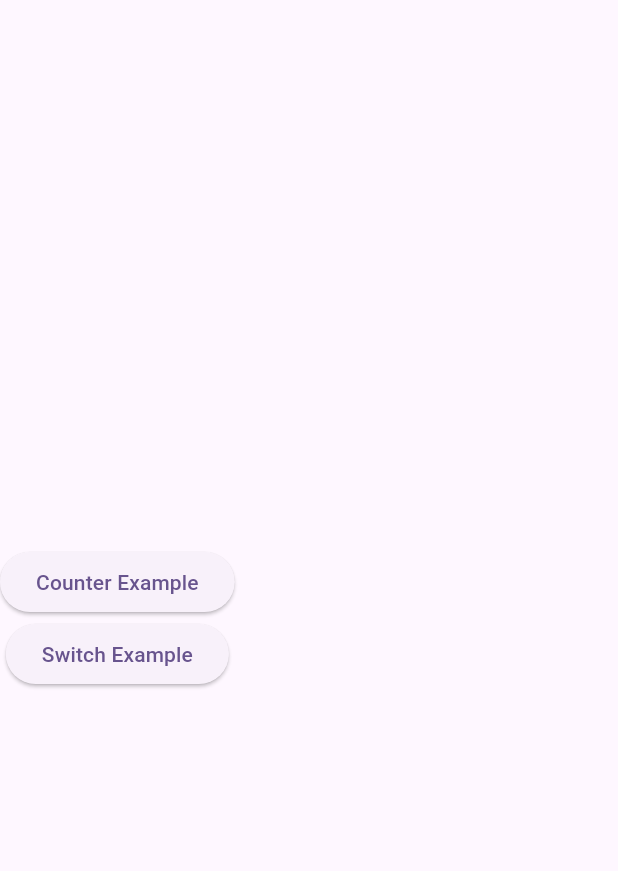
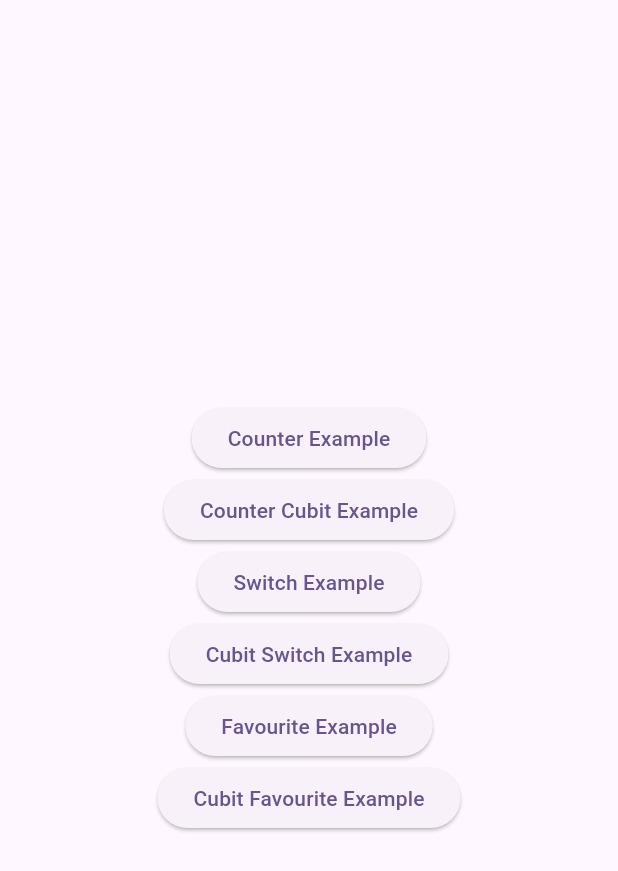
Before and after one commit to faizanShoukat55/bloc_example, a Flutter app: the screen it shows after launch, on a phone screen of 412 x 824 dp. Shown: the top 871 px of the screen. Run offline on Flutter 3.47's test engine with Material 3 defaults, Android fonts, the phone set to English and light mode, and no system bars; our stand-ins replace bloc, equatable, flutter_bloc.

Commit message:
Favourite Example + Cubit Favourite Example + Counter Example + Cubit Counter Example + Switch Example + Switch Cubit Example

```diff
--- /dev/null
+++ b/lib/counter_example/cubit_bloc/cubit_counter_cubit.dart
@@ -0,0 +1,17 @@
+import 'package:bloc/bloc.dart';
+import 'package:equatable/equatable.dart';
+import 'package:meta/meta.dart';
+
+part 'cubit_counter_state.dart';
+
+class CounterCubit extends Cubit<CounterState> {
+  CounterCubit() : super(const CounterState());
+
+  void increment() {
+    emit(state.copyWith(counter: state.counter + 1));
+  }
+
+  void decrement() {
+    emit(state.copyWith(counter: state.counter - 1));
+  }
+}
--- /dev/null
+++ b/lib/counter_example/cubit_bloc/cubit_counter_state.dart
@@ -0,0 +1,15 @@
+part of 'cubit_counter_cubit.dart';
+
+class CounterState extends Equatable {
+  final int counter;
+
+  const CounterState({this.counter = 0});
+
+  CounterState copyWith({int? counter}) {
+    return CounterState(counter: counter ?? this.counter);
+  }
+
+  @override
+  // TODO: implement props
+  List<Object?> get props => [counter];
+}
--- /dev/null
+++ b/lib/favourite_example/bloc/favourite_bloc.dart
@@ -0,0 +1,78 @@
+import 'dart:async';
+
+import 'package:bloc/bloc.dart';
+import 'package:equatable/equatable.dart';
+import 'package:meta/meta.dart';
+
+import '../../model/FavouriteItemModel.dart';
+import '../../repository/favourite_repository.dart';
+
+part 'favourite_event.dart';
+
+part 'favourite_state.dart';
+
+class FavouriteBloc extends Bloc<FavouriteEvent, FavouriteState> {
+  List<FavouriteItemModel> favouriteList = [];
+  List<FavouriteItemModel> tempFavouriteList = [];
+  FavouriteRepository favouriteRepository;
+
+  FavouriteBloc(this.favouriteRepository) : super(const FavouriteState()) {
+    on<FetchFavouriteList>(fetchList);
+    on<FavouriteItem>(_addFavouriteItem);
+    on<SelectItem>(_selectItem);
+    on<UnSelectItem>(_unSelectItem);
+    on<DeleteItem>(_deleteItem);
+  }
+
+  void fetchList(FetchFavouriteList event, Emitter<FavouriteState> emit) async {
+    favouriteList = await favouriteRepository.fetchItem();
+    emit(state.copyWith(
+        favouriteItemList: List.from(favouriteList),
+        listStatus: ListStatus.success));
+  }
+
+  void _addFavouriteItem(
+      FavouriteItem event, Emitter<FavouriteState> emit) async {
+    final index =
+        favouriteList.indexWhere((element) => element.id == event.item.id);
+
+    if (event.item.isFavourite) {
+      if (tempFavouriteList.contains(favouriteList[index])) {
+        tempFavouriteList.remove(favouriteList[index]);
+        tempFavouriteList.add(event.item);
+      }
+    } else {
+      if (tempFavouriteList.contains(favouriteList[index])) {
+        tempFavouriteList.remove(favouriteList[index]);
+        tempFavouriteList.add(event.item);
+      }
+    }
+
+    favouriteList[index] = event.item;
+    emit(state.copyWith(favouriteItemList: List.from(favouriteList),tempFavouriteItemList: List.from(tempFavouriteList)));
+  }
+
+  void _selectItem(SelectItem event, Emitter<FavouriteState> emit) async {
+    tempFavouriteList.add(event.item);
+    emit(state.copyWith(tempFavouriteItemList: List.from(tempFavouriteList)));
+  }
+
+  void _unSelectItem(UnSelectItem event, Emitter<FavouriteState> emit) async {
+    tempFavouriteList.remove(event.item);
+    emit(state.copyWith(tempFavouriteItemList: List.from(tempFavouriteList)));
+  }
+
+  void _deleteItem(DeleteItem event, Emitter<FavouriteState> emit) async {
+    //tempFavouriteList.remove(event.item);
+    //emit(state.copyWith(tempFavouriteItemList: List.from(tempFavouriteList)));
+
+    for (int i = 0; i < tempFavouriteList.length; i++) {
+      favouriteList.remove(tempFavouriteList[i]);
+    }
+    tempFavouriteList.clear();
+
+    emit(state.copyWith(
+        favouriteItemList: List.from(favouriteList),
+        tempFavouriteItemList: List.from(tempFavouriteList)));
+  }
+}
--- /dev/null
+++ b/lib/favourite_example/bloc/favourite_event.dart
@@ -0,0 +1,31 @@
+part of 'favourite_bloc.dart';
+
+
+abstract class FavouriteEvent extends Equatable {
+  const FavouriteEvent();
+
+  @override
+  List<Object> get props => [];
+}
+
+class FetchFavouriteList extends FavouriteEvent {}
+
+class FavouriteItem extends FavouriteEvent {
+  final FavouriteItemModel item;
+
+  const FavouriteItem({required this.item});
+}
+
+class SelectItem extends FavouriteEvent {
+  final FavouriteItemModel item;
+
+  const SelectItem({required this.item});
+}
+
+class UnSelectItem extends FavouriteEvent {
+  final FavouriteItemModel item;
+
+  const UnSelectItem({required this.item});
+}
+
+class DeleteItem extends FavouriteEvent{}
--- /dev/null
+++ b/lib/favourite_example/bloc/favourite_state.dart
@@ -0,0 +1,34 @@
+part of 'favourite_bloc.dart';
+
+enum ListStatus { loading, success, failure }
+
+class FavouriteState extends Equatable {
+  final List<FavouriteItemModel> favouriteItemList;
+
+  final List<FavouriteItemModel> tempFavouriteItemList;
+
+  // final List<FavouriteItemModel> selectItemList;
+  // final List<FavouriteItemModel> unSelectItemList;
+
+  final ListStatus listStatus;
+
+  const FavouriteState(
+      {this.favouriteItemList = const [],
+      // this.selectItemList = const [],
+      // this.unSelectItemList = const [],
+        this.tempFavouriteItemList=const [],
+      this.listStatus = ListStatus.loading});
+
+  FavouriteState copyWith(
+      {List<FavouriteItemModel>? favouriteItemList,List<FavouriteItemModel>? tempFavouriteItemList, ListStatus? listStatus}) {
+    return FavouriteState(
+        favouriteItemList: favouriteItemList ?? this.favouriteItemList,
+        tempFavouriteItemList: tempFavouriteItemList ?? this.tempFavouriteItemList,
+        listStatus: listStatus ?? this.listStatus);
+  }
+
+  @override
+  // TODO: implement props
+  List<Object?> get props =>
+      [favouriteItemList, tempFavouriteItemList, listStatus];
+}
--- /dev/null
+++ b/lib/favourite_example/cubit_bloc/cubit_favourite_state.dart
@@ -0,0 +1,34 @@
+part of 'cubit_favourite_cubit.dart';
+
+enum ListStatus { loading, success, failure }
+
+class FavouriteState extends Equatable {
+  final List<FavouriteItemModel> favouriteItemList;
+
+  final List<FavouriteItemModel> tempFavouriteItemList;
+
+  // final List<FavouriteItemModel> selectItemList;
+  // final List<FavouriteItemModel> unSelectItemList;
+
+  final ListStatus listStatus;
+
+  const FavouriteState(
+      {this.favouriteItemList = const [],
+        // this.selectItemList = const [],
+        // this.unSelectItemList = const [],
+        this.tempFavouriteItemList=const [],
+        this.listStatus = ListStatus.loading});
+
+  FavouriteState copyWith(
+      {List<FavouriteItemModel>? favouriteItemList,List<FavouriteItemModel>? tempFavouriteItemList, ListStatus? listStatus}) {
+    return FavouriteState(
+        favouriteItemList: favouriteItemList ?? this.favouriteItemList,
+        tempFavouriteItemList: tempFavouriteItemList ?? this.tempFavouriteItemList,
+        listStatus: listStatus ?? this.listStatus);
+  }
+
+  @override
+  // TODO: implement props
+  List<Object?> get props =>
+      [favouriteItemList, tempFavouriteItemList, listStatus];
+}
--- a/lib/main.dart
+++ b/lib/main.dart
@@ -1,8 +1,17 @@
 import 'package:flutter/material.dart';
 import 'package:flutter_bloc/flutter_bloc.dart';
 import 'package:flutter_bloc_example/counter_example/bloc/counter_state.dart';
+import 'package:flutter_bloc_example/counter_example/cubit_bloc/cubit_counter_cubit.dart';
 import 'package:flutter_bloc_example/counter_example/ui/counter_screen.dart';
+import 'package:flutter_bloc_example/counter_example/ui/counter_screen_cubit.dart';
+import 'package:flutter_bloc_example/favourite_example/bloc/favourite_bloc.dart';
+import 'package:flutter_bloc_example/favourite_example/cubit_bloc/cubit_favourite_cubit.dart';
+import 'package:flutter_bloc_example/favourite_example/cubit_favourite_screen.dart';
+import 'package:flutter_bloc_example/favourite_example/favourite_screen.dart';
 import 'package:flutter_bloc_example/multiple_state_example/bloc/switch_bloc.dart';
+import 'package:flutter_bloc_example/multiple_state_example/cubit_switch_screen.dart';
+import 'package:flutter_bloc_example/multiple_state_example/cubity_bloc/cubit_switch_cubit.dart';
+import 'package:flutter_bloc_example/repository/favourite_repository.dart';
 
 import 'counter_example/bloc/counter_bloc.dart';
 import 'multiple_state_example/switch_screen.dart';
@@ -23,12 +32,27 @@ class MyApp extends StatelessWidget {
           create: (context) => CounterBloc(),
         ),
         BlocProvider(
+          create: (context) => CounterCubit(),
+        ),
+        BlocProvider(
           create: (context) => SwitchBloc(),
+        ),
+
+        BlocProvider(
+          create: (context) => SwitchCubit(),
+        ),
+        BlocProvider(
+          create: (context) => FavouriteBloc(FavouriteRepository()),
+        ),
+        BlocProvider(
+          create: (context) => FavouriteCubit(FavouriteRepository()),
         ),
       ],
       child: MaterialApp(
         title: 'Flutter Demo',
+        //themeMode: ThemeMode.dark,
         theme: ThemeData(
+          // brightness: Brightness.dark,
           colorScheme: ColorScheme.fromSeed(seedColor: Colors.deepPurple),
           useMaterial3: true,
         ),
@@ -49,7 +73,8 @@ class _HomePageState extends State<HomePage> {
   @override
   Widget build(BuildContext context) {
     return Scaffold(
-      body: Column(
+      body: Center(
+        child: Column(
           mainAxisAlignment: MainAxisAlignment.center,
           crossAxisAlignment: CrossAxisAlignment.center,
           children: [
@@ -59,6 +84,12 @@ class _HomePageState extends State<HomePage> {
                       builder: (context) => const CounterScreen()));
                 }, child: const Text('Counter Example')),
 
+            ElevatedButton(
+                onPressed: () {
+                  Navigator.of(context).push(MaterialPageRoute(
+                      builder: (context) =>  const CounterScreenCubit()));
+                }, child: const Text('Counter Cubit Example')),
+
 
             ElevatedButton(
                 onPressed: () {
@@ -67,7 +98,25 @@ class _HomePageState extends State<HomePage> {
                 }, child: const Text('Switch Example')),
 
 
+            ElevatedButton(
+                onPressed: () {
+                  Navigator.of(context).push(MaterialPageRoute(
+                      builder: (context) => const CubitSwitchScreen()));
+                }, child: const Text('Cubit Switch Example')),
+
+            ElevatedButton(
+                onPressed: () {
+                  Navigator.of(context).push(MaterialPageRoute(
+                      builder: (context) => const FavouriteAppScreen()));
+                }, child: const Text('Favourite Example')),
+
+            ElevatedButton(
+                onPressed: () {
+                  Navigator.of(context).push(MaterialPageRoute(
+                      builder: (context) => const CubitFavouriteAppScreen()));
+                }, child: const Text('Cubit Favourite Example')),
           ],
+        ),
       ),
     );
   }
--- /dev/null
+++ b/lib/model/FavouriteItemModel.dart
@@ -0,0 +1,27 @@
+import 'package:equatable/equatable.dart';
+
+class FavouriteItemModel extends Equatable {
+  const FavouriteItemModel(
+      {required this.id,
+      required this.value,
+      this.isDeleting = false,
+      this.isFavourite = false});
+
+  final String id;
+  final String value;
+  final bool isDeleting;
+  final bool isFavourite;
+
+  FavouriteItemModel copyWith(
+      {String? id, String? value, bool? isDeleting, bool? isFavourite}) {
+    return FavouriteItemModel(
+        id: id ?? this.id,
+        value: value ?? this.value,
+        isDeleting: isDeleting ?? this.isDeleting,
+        isFavourite: isFavourite ?? this.isFavourite);
+  }
+
+  @override
+  // TODO: implement props
+  List<Object?> get props => [id, value, isDeleting, isFavourite];
+}
--- /dev/null
+++ b/lib/multiple_state_example/cubity_bloc/cubit_switch_cubit.dart
@@ -0,0 +1,30 @@
+import 'package:bloc/bloc.dart';
+import 'package:equatable/equatable.dart';
+import 'package:meta/meta.dart';
+
+part 'cubit_switch_state.dart';
+
+// class SwitchCubit extends Cubit<SwitchState> {
+//   SwitchCubit() : super(SwitchInitial());
+// }
+
+
+
+
+class SwitchCubit extends Cubit<SwitchState> {
+
+  SwitchCubit():super(SwitchState()){
+    // on<EnableOrDisableNotification>(_enableOrDisableNotification);
+    // on<SliderEvent>(_slider);
+  }
+
+
+  void enableOrDisableNotification(){
+    emit(state.copyWith(isSwitch: !state.isSwitch));
+  }
+
+  void slider(double slider){
+    // events.slider
+    emit(state.copyWith(slider:slider));
+  }
+}
--- /dev/null
+++ b/lib/multiple_state_example/cubity_bloc/cubit_switch_state.dart
@@ -0,0 +1,19 @@
+part of 'cubit_switch_cubit.dart';
+
+
+
+class SwitchState extends Equatable {
+  bool isSwitch;
+  double slider;
+
+  SwitchState({this.isSwitch = false, this.slider = 1.0});
+
+  SwitchState copyWith({bool? isSwitch, double? slider}) {
+    return SwitchState(
+        isSwitch: isSwitch ?? this.isSwitch, slider: slider ?? this.slider);
+  }
+
+  @override
+// TODO: implement props
+  List<Object?> get props => [isSwitch,slider];
+}
```
Also changed, not shown: lib/counter_example/ui/counter_screen_cubit.dart (added, +53 -0 lines), lib/favourite_example/cubit_bloc/cubit_favourite_cubit.dart (added, +76 -0 lines), lib/favourite_example/cubit_favourite_screen.dart (added, +101 -0 lines), lib/favourite_example/favourite_screen.dart (added, +99 -0 lines), lib/multiple_state_example/cubit_switch_screen.dart (added, +64 -0 lines), lib/repository/favourite_repository.dart (added, +16 -0 lines). Lines whose indentation alone changed are shown as unchanged.
